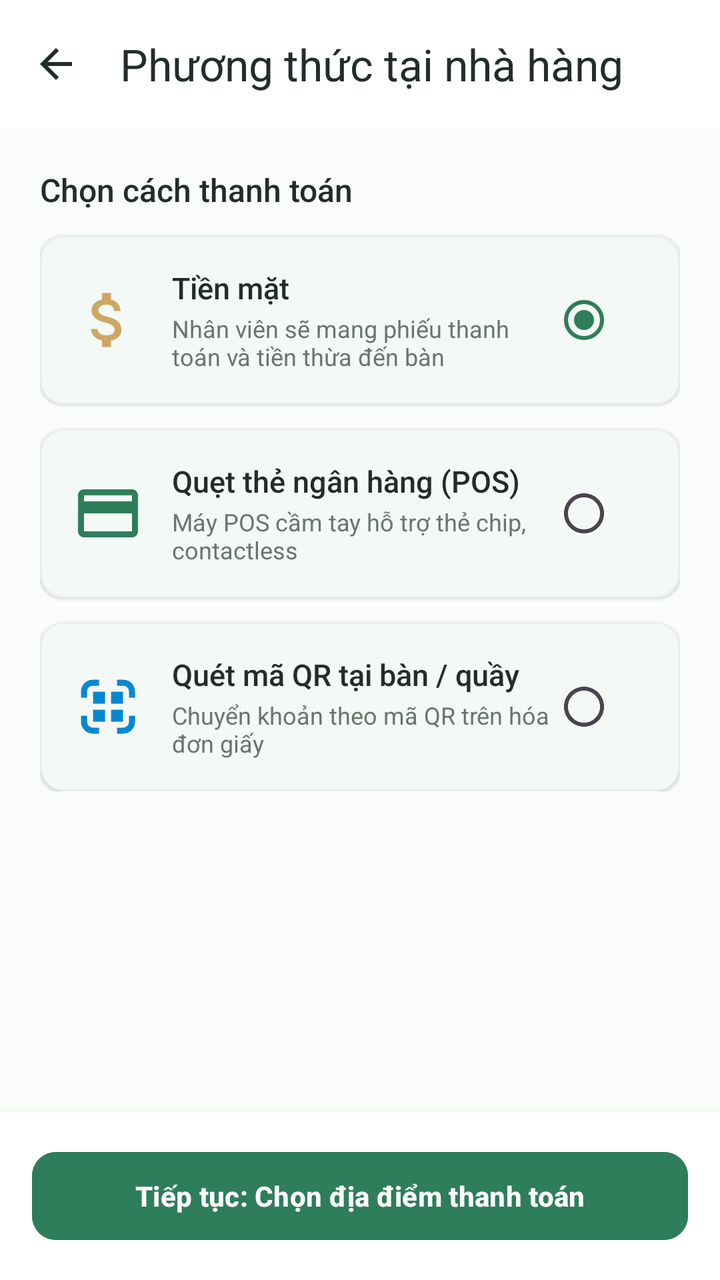
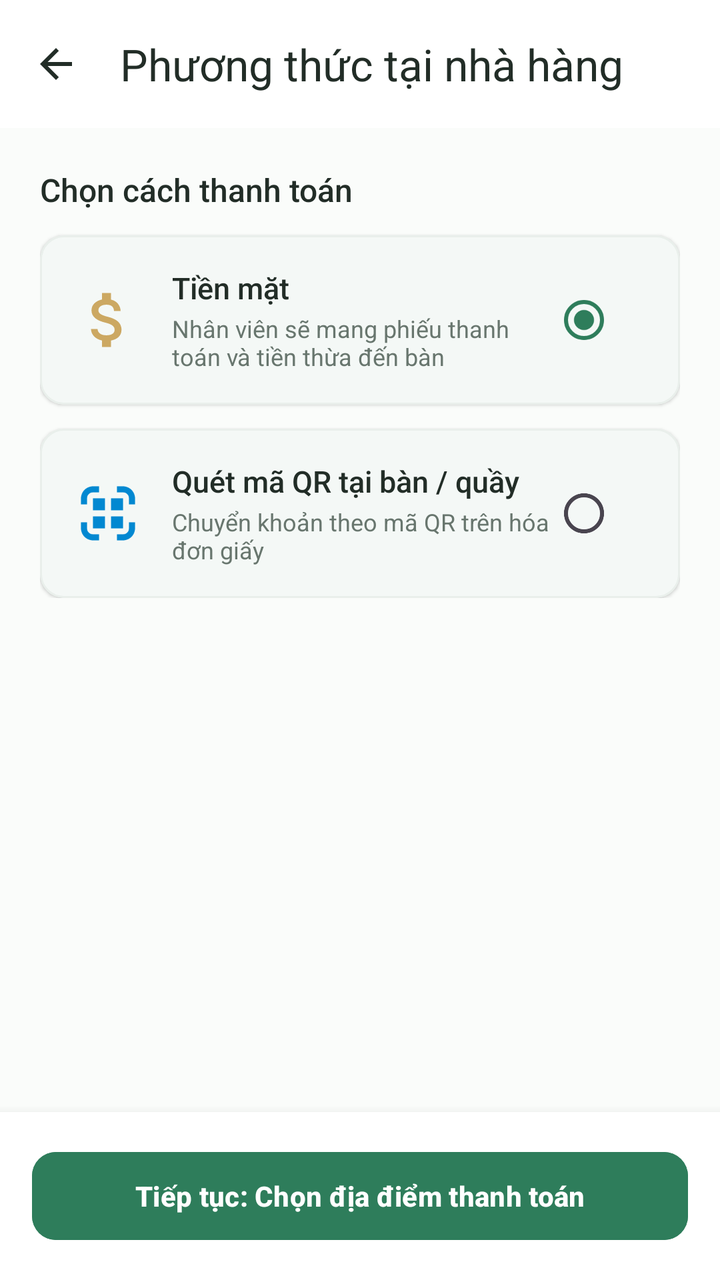

Screens rendered from an Android XML layout before and after an edit, with the pre-edit source and the edit as a unified diff.
<!-- AndroidManifest.xml: application theme Theme.VietTable -->
<!-- res/layout/fragment_onsite_payment.xml -->
<?xml version="1.0" encoding="utf-8"?>
<androidx.coordinatorlayout.widget.CoordinatorLayout xmlns:android="http://schemas.android.com/apk/res/android"
    xmlns:app="http://schemas.android.com/apk/res-auto"
    android:layout_width="match_parent"
    android:layout_height="match_parent"
    android:background="@color/colorBackground">

    <com.google.android.material.appbar.AppBarLayout
        android:layout_width="match_parent"
        android:layout_height="wrap_content"
        android:background="@color/colorSurface"
        app:elevation="0dp">

        <com.google.android.material.appbar.MaterialToolbar
            android:id="@+id/toolbar"
            android:layout_width="match_parent"
            android:layout_height="?attr/actionBarSize"
            app:navigationIcon="@drawable/ic_back"
            app:navigationIconTint="@color/colorTextPrimary"
            app:title="Phương thức tại nhà hàng"
            app:titleTextColor="@color/colorTextPrimary" />
    </com.google.android.material.appbar.AppBarLayout>

    <androidx.core.widget.NestedScrollView
        android:layout_width="match_parent"
        android:layout_height="match_parent"
        android:paddingBottom="96dp"
        app:layout_behavior="@string/appbar_scrolling_view_behavior">

        <LinearLayout
            android:layout_width="match_parent"
            android:layout_height="wrap_content"
            android:orientation="vertical"
            android:padding="20dp">

            <TextView
                android:layout_width="wrap_content"
                android:layout_height="wrap_content"
                android:fontFamily="sans-serif-medium"
                android:text="Chọn cách thanh toán"
                android:textColor="@color/colorTextPrimary"
                android:textSize="16sp" />

            
            <com.google.android.material.card.MaterialCardView
                android:id="@+id/cardCash"
                android:layout_width="match_parent"
                android:layout_height="wrap_content"
                android:layout_marginTop="12dp"
                app:cardBackgroundColor="@color/colorSurface"
                app:cardCornerRadius="12dp"
                app:cardElevation="1dp"
                app:strokeColor="@color/colorDivider"
                app:strokeWidth="1dp">

                <LinearLayout
                    android:layout_width="match_parent"
                    android:layout_height="wrap_content"
                    android:gravity="center_vertical"
                    android:orientation="horizontal"
                    android:padding="16dp">

                    <ImageView
                        android:layout_width="36dp"
                        android:layout_height="36dp"
                        android:src="@drawable/ic_cash"
                        app:tint="@color/colorSecondary" />

                    <LinearLayout
                        android:layout_width="0dp"
                        android:layout_height="wrap_content"
                        android:layout_marginStart="14dp"
                        android:layout_weight="1"
                        android:orientation="vertical">

                        <TextView
                            android:layout_width="wrap_content"
                            android:layout_height="wrap_content"
                            android:fontFamily="sans-serif-medium"
                            android:text="Tiền mặt"
                            android:textColor="@color/colorTextPrimary"
                            android:textSize="15sp" />

                        <TextView
                            android:layout_width="wrap_content"
                            android:layout_height="wrap_content"
                            android:layout_marginTop="2dp"
                            android:text="Nhân viên sẽ mang phiếu thanh toán và tiền thừa đến bàn"
                            android:textColor="@color/colorTextSecondary"
                            android:textSize="12sp" />
                    </LinearLayout>

                    <RadioButton
                        android:id="@+id/rbCash"
                        android:layout_width="wrap_content"
                        android:layout_height="wrap_content"
                        android:checked="true" />
                </LinearLayout>
            </com.google.android.material.card.MaterialCardView>

            
            <com.google.android.material.card.MaterialCardView
                android:id="@+id/cardPos"
                android:layout_width="match_parent"
                android:layout_height="wrap_content"
                android:layout_marginTop="12dp"
                app:cardBackgroundColor="@color/colorSurface"
                app:cardCornerRadius="12dp"
                app:cardElevation="1dp"
                app:strokeColor="@color/colorDivider"
                app:strokeWidth="1dp">

                <LinearLayout
                    android:layout_width="match_parent"
                    android:layout_height="wrap_content"
                    android:gravity="center_vertical"
                    android:orientation="horizontal"
                    android:padding="16dp">

                    <ImageView
                        android:layout_width="36dp"
                        android:layout_height="36dp"
                        android:src="@drawable/ic_card"
                        app:tint="@color/colorPrimary" />

                    <LinearLayout
                        android:layout_width="0dp"
                        android:layout_height="wrap_content"
                        android:layout_marginStart="14dp"
                        android:layout_weight="1"
                        android:orientation="vertical">

                        <TextView
                            android:layout_width="wrap_content"
                            android:layout_height="wrap_content"
                            android:fontFamily="sans-serif-medium"
                            android:text="Quẹt thẻ ngân hàng (POS)"
                            android:textColor="@color/colorTextPrimary"
                            android:textSize="15sp" />

                        <TextView
                            android:layout_width="wrap_content"
                            android:layout_height="wrap_content"
                            android:layout_marginTop="2dp"
                            android:text="Máy POS cầm tay hỗ trợ thẻ chip, contactless"
                            android:textColor="@color/colorTextSecondary"
                            android:textSize="12sp" />
                    </LinearLayout>

                    <RadioButton
                        android:id="@+id/rbPos"
                        android:layout_width="wrap_content"
                        android:layout_height="wrap_content" />
                </LinearLayout>
            </com.google.android.material.card.MaterialCardView>

            
            <com.google.android.material.card.MaterialCardView
                android:id="@+id/cardTransfer"
                android:layout_width="match_parent"
                android:layout_height="wrap_content"
                android:layout_marginTop="12dp"
                app:cardBackgroundColor="@color/colorSurface"
                app:cardCornerRadius="12dp"
                app:cardElevation="1dp"
                app:strokeColor="@color/colorDivider"
                app:strokeWidth="1dp">

                <LinearLayout
                    android:layout_width="match_parent"
                    android:layout_height="wrap_content"
                    android:gravity="center_vertical"
                    android:orientation="horizontal"
                    android:padding="16dp">

                    <ImageView
                        android:layout_width="36dp"
                        android:layout_height="36dp"
                        android:src="@drawable/ic_qr_scan"
                        app:tint="@color/colorInfo" />

                    <LinearLayout
                        android:layout_width="0dp"
                        android:layout_height="wrap_content"
                        android:layout_marginStart="14dp"
                        android:layout_weight="1"
                        android:orientation="vertical">

                        <TextView
                            android:layout_width="wrap_content"
                            android:layout_height="wrap_content"
                            android:fontFamily="sans-serif-medium"
                            android:text="Quét mã QR tại bàn / quầy"
                            android:textColor="@color/colorTextPrimary"
                            android:textSize="15sp" />

                        <TextView
                            android:layout_width="wrap_content"
                            android:layout_height="wrap_content"
                            android:layout_marginTop="2dp"
                            android:text="Chuyển khoản theo mã QR trên hóa đơn giấy"
                            android:textColor="@color/colorTextSecondary"
                            android:textSize="12sp" />
                    </LinearLayout>

                    <RadioButton
                        android:id="@+id/rbTransfer"
                        android:layout_width="wrap_content"
                        android:layout_height="wrap_content" />
                </LinearLayout>
            </com.google.android.material.card.MaterialCardView>

        </LinearLayout>
    </androidx.core.widget.NestedScrollView>

    
    <LinearLayout
        android:layout_width="match_parent"
        android:layout_height="wrap_content"
        android:layout_gravity="bottom"
        android:tag="safe_bottom"
        android:background="@color/colorSurface"
        android:elevation="8dp"
        android:padding="16dp">

        <com.google.android.material.button.MaterialButton
            android:id="@+id/btnProceedToLocation"
            style="@style/Widget.VietTable.Button.Primary"
            android:layout_width="match_parent"
            android:layout_height="wrap_content"
            android:text="Tiếp tục: Chọn địa điểm thanh toán" />
    </LinearLayout>

</androidx.coordinatorlayout.widget.CoordinatorLayout>
<!-- resources referenced by this layout -->
<resources>
  <color name="colorBackground">#FAFCFA</color>
  <color name="colorDivider">#E9EFEB</color>
  <color name="colorInfo">#0288D1</color>
  <color name="colorPrimary">#2E7D5B</color>
  <color name="colorSecondary">#CCA862</color>
  <color name="colorSurface">#FFFFFF</color>
  <color name="colorTextPrimary">#222D27</color>
  <color name="colorTextSecondary">#68766E</color>
  <!-- drawable ic_back (drawable) -->
  <vector xmlns:android="http://schemas.android.com/apk/res/android"
      android:width="24dp"
      android:height="24dp"
      android:viewportWidth="24"
      android:viewportHeight="24">
      <path
          android:fillColor="#FF000000"
          android:pathData="M20,11H7.83l5.59,-5.59L12,4l-8,8 8,8 1.41,-1.41L7.83,13H20v-2z"/>
  </vector>
  <style name="Theme.VietTable" parent="Base.Theme.VietTable" />
  <dimen name="btn_height_primary">52dp</dimen>
  <dimen name="radius_medium">12dp</dimen>
  <style name="TextAppearance.VietTable.Button" parent="TextAppearance.Material3.LabelLarge">
          <item name="android:textSize">@dimen/text_button</item>
          <item name="android:textStyle">bold</item>
          <item name="android:textAllCaps">false</item>
      </style>
  <dimen name="text_button">14sp</dimen>
  <color name="primary">#2E7D5B</color>
  <color name="primary_dark">#24654A</color>
  <color name="on_primary">#FFFFFF</color>
  <color name="primary_container">#EEF7F2</color>
  <color name="on_primary_container">#1B4E38</color>
  <color name="accent_gold">#CCA862</color>
  <color name="white">#FFFFFFFF</color>
  <color name="accent_gold_container">#FAF5EB</color>
  <color name="accent_gold_dark">#9E7D33</color>
  <color name="bg_cream">#FAFCFA</color>
  <color name="surface">#FFFFFF</color>
  <color name="text_primary">#222D27</color>
  <color name="surface_variant">#F3F7F5</color>
  <color name="semantic_error">#D32F2F</color>
  <style name="Widget.VietTable.Toolbar" parent="Widget.Material3.Toolbar">
          <item name="android:background">@color/surface</item>
          <item name="titleTextColor">@color/text_primary</item>
          <item name="subtitleTextColor">@color/text_secondary</item>
          <item name="navigationIconTint">@color/text_primary</item>
      </style>
  <color name="text_secondary">#68766E</color>
  <color name="transparent">#00000000</color>
  <dimen name="radius_large">16dp</dimen>
  <dimen name="card_elevation">1.5dp</dimen>
  <color name="divider">#E9EFEB</color>
  <dimen name="card_stroke_width">1dp</dimen>
  <!-- drawable bg_bottom_nav_floating (drawable) -->
  <?xml version="1.0" encoding="utf-8"?>
  <shape xmlns:android="http://schemas.android.com/apk/res/android"
      android:shape="rectangle">
      <solid android:color="@color/surface" />
      <corners android:radius="24dp" />
      <stroke
          android:width="1dp"
          android:color="#E6EFEA" />
  </shape>
  <style name="Widget.VietTable.BottomNav.ActiveIndicator" parent="Widget.Material3.BottomNavigationView.ActiveIndicator">
          <item name="android:color">@color/primary_container</item>
          <item name="android:width">56dp</item>
          <item name="android:height">32dp</item>
          <item name="shapeAppearance">@style/ShapeAppearance.Material3.Corner.Full</item>
      </style>
  <style name="TextAppearance.VietTable.BottomNav.Label" parent="TextAppearance.Material3.LabelSmall">
          <item name="android:textSize">11sp</item>
          <item name="android:textStyle">normal</item>
      </style>
  <style name="TextAppearance.VietTable.BottomNav.Label.Active" parent="TextAppearance.Material3.LabelSmall">
          <item name="android:textSize">11sp</item>
          <item name="android:textStyle">bold</item>
      </style>
  <!-- unchanged entries left out for length: 15 -->
</resources>

<!-- the commit's change to res/layout/fragment_onsite_payment.xml (unified diff, before → after) -->
@@ -101,6 +101,7 @@
             
             <com.google.android.material.card.MaterialCardView
                 android:id="@+id/cardPos"
+                android:visibility="gone"
                 android:layout_width="match_parent"
                 android:layout_height="wrap_content"
                 android:layout_marginTop="12dp"
